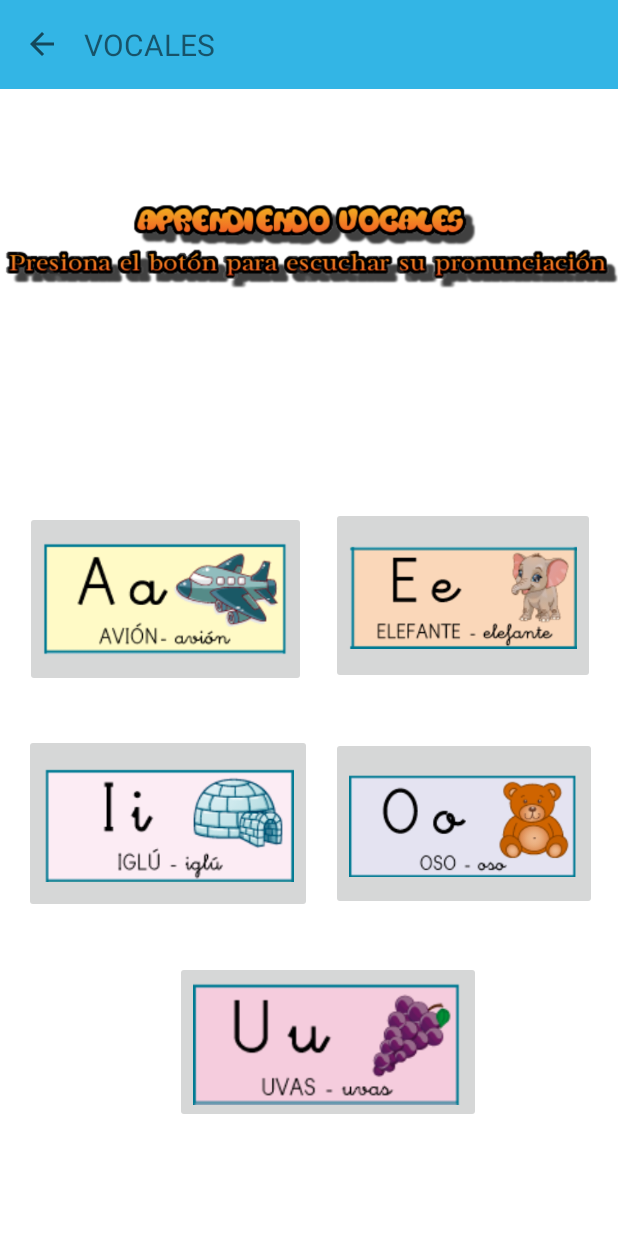
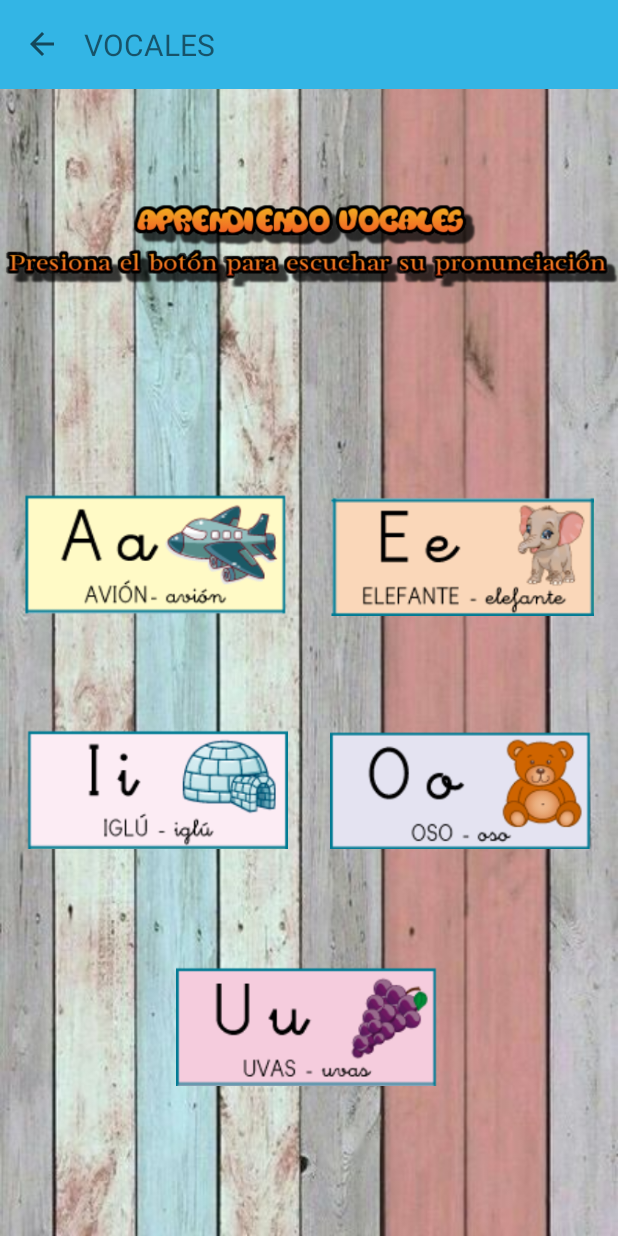
Before and after one commit to MelvinAmaya/LearningLetters, an Android app: the MainActivityVocales screen opened directly, with no data from a screen before it, on a phone screen of 412 x 824 dp. Run offline under Robolectric (Android 15) with nearby library versions, the phone set to English and light mode, and no system bars.

Commit message:
Initial commit

```diff
--- a/app/src/main/java/com/example/learningletters/MainActivityVocales.java
+++ b/app/src/main/java/com/example/learningletters/MainActivityVocales.java
@@ -12,11 +12,11 @@ import android.widget.TextView;
 import android.widget.Toast;
 
 public class MainActivityVocales extends AppCompatActivity {
-    public ImageButton vocala;
-    public ImageButton vocale;
-    public ImageButton vocali;
-    public ImageButton vocalo;
-    public ImageButton vocalu;
+    public ImageView vocala;
+    public ImageView vocale;
+    public ImageView vocali;
+    public ImageView vocalo;
+    public ImageView vocalu;
     public ImageView atra;
     public TextView titulo2;
     MediaPlayer audio;
@@ -25,62 +25,115 @@ public class MainActivityVocales extends AppCompatActivity {
     protected void onCreate(Bundle savedInstanceState) {
         super.onCreate(savedInstanceState);
         setContentView(R.layout.activity_main_vocales);
-        vocala = (ImageButton) findViewById(R.id.btnletraa);
-        vocale = (ImageButton) findViewById(R.id.btnletrae);
-        vocali = (ImageButton) findViewById(R.id.btnletrai);
-        vocalo = (ImageButton) findViewById(R.id.btnletrao);
-        vocalu = (ImageButton) findViewById(R.id.btnletrau);
+        vocala = (ImageView) findViewById(R.id.btnletraa);
+        vocale = (ImageView) findViewById(R.id.btnletrae);
+        vocali = (ImageView) findViewById(R.id.btnletrai);
+        vocalo = (ImageView) findViewById(R.id.btnletrao);
+        vocalu = (ImageView) findViewById(R.id.btnletrau);
         atra = (ImageView) findViewById(R.id.btnatras);
         titulo2 = (TextView) findViewById(R.id.toolbar_title);
+        audio = null;
 
 
        vocala.setOnClickListener(new View.OnClickListener() {
            @Override
            public void onClick(View v) {
-              // audio = MediaPlayer.create(MainActivityVocales.this,R.raw.letra_a);
+               if(audio ==null)
+               {
                    audio =MediaPlayer.create(getApplicationContext(),R.raw.a);
-               Toast.makeText(getApplicationContext(),"Hola panas",Toast.LENGTH_LONG).show();
                    audio.start();
+               }
+               else
+               {
+                   audio.pause();
+                   audio.release();
+                   audio=null;
+                   audio =MediaPlayer.create(getApplicationContext(),R.raw.a);
+                   audio.start();
+               }
+
            }
        });
 
        vocale.setOnClickListener(new View.OnClickListener() {
            @Override
            public void onClick(View v) {
-               audio = MediaPlayer.create(getApplicationContext(),R.raw.e);
+               if(audio ==null)
+               {
+                   audio =MediaPlayer.create(getApplicationContext(),R.raw.e);
                    audio.start();
+               }
+               else
+               {
+                   audio.pause();
+                   audio.release();
+                   audio=null;
+                   audio =MediaPlayer.create(getApplicationContext(),R.raw.e);
+                   audio.start();
+               }
            }
        });
 
        vocali.setOnClickListener(new View.OnClickListener() {
            @Override
            public void onClick(View v) {
-               audio = MediaPlayer.create(getApplicationContext(),R.raw.i);
+               if(audio ==null)
+               {
+                   audio =MediaPlayer.create(getApplicationContext(),R.raw.i);
                    audio.start();
+               }
+               else
+               {
+                   audio.pause();
+                   audio.release();
+                   audio=null;
+                   audio =MediaPlayer.create(getApplicationContext(),R.raw.i);
+                   audio.start();
+               }
            }
        });
 
        vocalo.setOnClickListener(new View.OnClickListener() {
            @Override
            public void onClick(View v) {
-               audio = MediaPlayer.create(getApplicationContext(),R.raw.o);
+               if(audio ==null)
+               {
+                   audio =MediaPlayer.create(getApplicationContext(),R.raw.o);
                    audio.start();
+               }
+               else
+               {
+                   audio.pause();
+                   audio.release();
+                   audio=null;
+                   audio =MediaPlayer.create(getApplicationContext(),R.raw.o);
+                   audio.start();
+               }
            }
        });
 
        vocalu.setOnClickListener(new View.OnClickListener() {
            @Override
            public void onClick(View v) {
-               audio = MediaPlayer.create(getApplicationContext(),R.raw.u);
+               if(audio ==null)
+               {
+                   audio =MediaPlayer.create(getApplicationContext(),R.raw.u);
                    audio.start();
+               }
+               else
+               {
+                   audio.pause();
+                   audio.release();
+                   audio=null;
+                   audio =MediaPlayer.create(getApplicationContext(),R.raw.u);
+                   audio.start();
+               }
            }
        });
 
        atra.setOnClickListener(new View.OnClickListener() {
            @Override
            public void onClick(View v) {
-               Intent i = new Intent(MainActivityVocales.this,MainActivity.class);
-               startActivity(i);
                finish();
            }
        });
--- a/app/src/main/res/layout/activity_main_vocales.xml
+++ b/app/src/main/res/layout/activity_main_vocales.xml
@@ -5,10 +5,11 @@
     xmlns:app="http://schemas.android.com/apk/res-auto"
     android:layout_width="match_parent"
     android:layout_height="match_parent"
-    tools:context=".MainActivityVocales">
+    tools:context=".MainActivityVocales"
+    android:background="@drawable/fondo">
     <include layout="@layout/toolbar"/>
 
-    <ImageButton
+    <ImageView
         android:id="@+id/btnletrae"
         android:layout_width="176dp"
         android:layout_height="118dp"
@@ -17,70 +18,70 @@
         android:scaleType="fitCenter"
         app:layout_constraintBottom_toBottomOf="parent"
         app:layout_constraintEnd_toEndOf="parent"
-        app:layout_constraintHorizontal_bias="0.936"
+        app:layout_constraintHorizontal_bias="0.931"
         app:layout_constraintStart_toStartOf="parent"
         app:layout_constraintTop_toTopOf="parent"
-        app:layout_constraintVertical_bias="0.479"
+        app:layout_constraintVertical_bias="0.44"
         app:srcCompat="@drawable/e" />
 
-    <ImageButton
+    <ImageView
         android:id="@+id/btnletraa"
-        android:layout_width="187dp"
-        android:layout_height="117dp"
+        android:layout_width="176dp"
+        android:layout_height="118dp"
         android:adjustViewBounds="true"
         android:contentDescription="@android:string/yes"
         android:scaleType="fitCenter"
         app:layout_constraintBottom_toBottomOf="parent"
         app:layout_constraintEnd_toEndOf="parent"
-        app:layout_constraintHorizontal_bias="0.075"
+        app:layout_constraintHorizontal_bias="0.068"
         app:layout_constraintStart_toStartOf="parent"
         app:layout_constraintTop_toTopOf="parent"
-        app:layout_constraintVertical_bias="0.482"
+        app:layout_constraintVertical_bias="0.44"
         app:srcCompat="@drawable/letraa" />
 
-    <ImageButton
+    <ImageView
         android:id="@+id/btnletrai"
-        android:layout_width="192dp"
-        android:layout_height="119dp"
+        android:layout_width="176dp"
+        android:layout_height="118dp"
         android:adjustViewBounds="true"
         android:contentDescription="@android:string/yes"
         android:scaleType="fitCenter"
         app:layout_constraintBottom_toBottomOf="parent"
         app:layout_constraintEnd_toEndOf="parent"
-        app:layout_constraintHorizontal_bias="0.073"
+        app:layout_constraintHorizontal_bias="0.068"
         app:layout_constraintStart_toStartOf="parent"
         app:layout_constraintTop_toTopOf="parent"
-        app:layout_constraintVertical_bias="0.694"
+        app:layout_constraintVertical_bias="0.66"
         app:srcCompat="@drawable/i" />
 
-    <ImageButton
+    <ImageView
         android:id="@+id/btnletrao"
-        android:layout_width="177dp"
-        android:layout_height="115dp"
+        android:layout_width="176dp"
+        android:layout_height="118dp"
         android:adjustViewBounds="true"
         android:contentDescription="@android:string/yes"
         android:scaleType="fitCenter"
         app:layout_constraintBottom_toBottomOf="parent"
         app:layout_constraintEnd_toEndOf="parent"
-        app:layout_constraintHorizontal_bias="0.94"
+        app:layout_constraintHorizontal_bias="0.931"
         app:layout_constraintStart_toStartOf="parent"
         app:layout_constraintTop_toTopOf="parent"
-        app:layout_constraintVertical_bias="0.693"
+        app:layout_constraintVertical_bias="0.66"
         app:srcCompat="@drawable/o" />
 
-    <ImageButton
+    <ImageView
         android:id="@+id/btnletrau"
-        android:layout_width="204dp"
-        android:layout_height="108dp"
+        android:layout_width="176dp"
+        android:layout_height="118dp"
         android:adjustViewBounds="true"
         android:contentDescription="@android:string/yes"
         android:scaleType="fitCenter"
         app:layout_constraintBottom_toBottomOf="parent"
         app:layout_constraintEnd_toEndOf="parent"
-        app:layout_constraintHorizontal_bias="0.56"
+        app:layout_constraintHorizontal_bias="0.497"
         app:layout_constraintStart_toStartOf="parent"
         app:layout_constraintTop_toTopOf="parent"
-        app:layout_constraintVertical_bias="0.895"
+        app:layout_constraintVertical_bias="0.884"
         app:srcCompat="@drawable/u" />
 
     <ImageView
```
Lines whose indentation alone changed are shown as unchanged.
